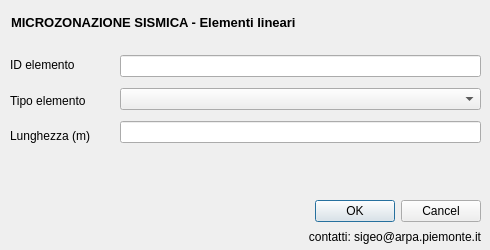
The window that MS1/form/elineari.ui (ivn888/mzs) describes before a commit, drawn with Qt 5.
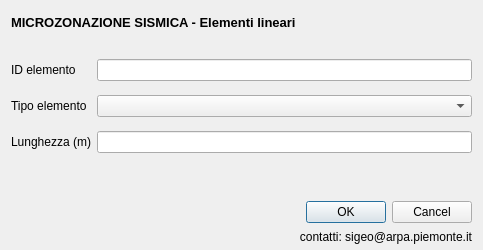
The same window after the commit. Icons and pictures are not drawn.

What changed in the file:
```diff
--- a/MS1/form/elineari.ui
+++ b/MS1/form/elineari.ui
@@ -6,10 +6,16 @@
    <rect>
     <x>0</x>
     <y>0</y>
-    <width>490</width>
+    <width>483</width>
     <height>250</height>
    </rect>
   </property>
+  <property name="minimumSize">
+   <size>
+    <width>483</width>
+    <height>250</height>
+   </size>
+  </property>
   <property name="windowTitle">
    <string>Dialog</string>
   </property>
@@ -52,87 +58,17 @@
     </item>
    </layout>
   </widget>
-  <widget class="QWidget" name="">
+  <widget class="QWidget" name="layoutWidget">
    <property name="geometry">
     <rect>
-     <x>120</x>
-     <y>50</y>
-     <width>361</width>
-     <height>101</height>
+     <x>11</x>
+     <y>201</y>
+     <width>461</width>
+     <height>44</height>
     </rect>
    </property>
-   <layout class="QVBoxLayout" name="verticalLayout">
-    <item>
-     <widget class="QLineEdit" name="id_el">
-      <property name="toolTip">
-       <string extracomment="pippo"/>
-      </property>
-      <property name="whatsThis">
-       <string/>
-      </property>
-     </widget>
-    </item>
-    <item>
-     <widget class="QComboBox" name="tipo_el"/>
-    </item>
-    <item>
-     <widget class="QLineEdit" name="shape_leng"/>
-    </item>
-   </layout>
-  </widget>
-  <widget class="QWidget" name="">
-   <property name="geometry">
-    <rect>
-     <x>10</x>
-     <y>50</y>
-     <width>101</width>
-     <height>101</height>
-    </rect>
-   </property>
-   <layout class="QVBoxLayout" name="verticalLayout_2">
-    <item>
-     <widget class="QLabel" name="label_3">
-      <property name="toolTip">
-       <string/>
-      </property>
-      <property name="statusTip">
-       <string/>
-      </property>
-      <property name="whatsThis">
-       <string/>
-      </property>
-      <property name="text">
-       <string>ID elemento</string>
-      </property>
-     </widget>
-    </item>
-    <item>
-     <widget class="QLabel" name="label">
-      <property name="text">
-       <string>Tipo elemento</string>
-      </property>
-     </widget>
-    </item>
-    <item>
-     <widget class="QLabel" name="label_2">
-      <property name="text">
-       <string>Lunghezza (m)</string>
-      </property>
-     </widget>
-    </item>
-   </layout>
-  </widget>
-  <widget class="QWidget" name="">
-   <property name="geometry">
-    <rect>
-     <x>10</x>
-     <y>200</y>
-     <width>221</width>
-     <height>41</height>
-    </rect>
-   </property>
-   <layout class="QHBoxLayout" name="horizontalLayout_2">
-    <item>
+   <layout class="QGridLayout" name="gridLayout">
+    <item row="0" column="0" rowspan="2">
      <widget class="QLabel" name="label_10">
       <property name="font">
        <font>
@@ -148,7 +84,7 @@
       </property>
      </widget>
     </item>
-    <item>
+    <item row="0" column="1" rowspan="2">
      <widget class="QLabel" name="label_16">
       <property name="text">
        <string/>
@@ -158,19 +94,7 @@
       </property>
      </widget>
     </item>
-   </layout>
-  </widget>
-  <widget class="QWidget" name="">
-   <property name="geometry">
-    <rect>
-     <x>240</x>
-     <y>200</y>
-     <width>241</width>
-     <height>46</height>
-    </rect>
-   </property>
-   <layout class="QVBoxLayout" name="verticalLayout_3">
-    <item>
+    <item row="0" column="2">
      <widget class="QDialogButtonBox" name="buttonBox">
       <property name="orientation">
        <enum>Qt::Horizontal</enum>
@@ -180,7 +104,7 @@
       </property>
      </widget>
     </item>
-    <item>
+    <item row="1" column="2">
      <widget class="QLabel" name="label_17">
       <property name="text">
        <string>contatti: sigeo@arpa.piemonte.it</string>
@@ -192,8 +116,64 @@
     </item>
    </layout>
   </widget>
-  <zorder>id_el</zorder>
-  <zorder>label_3</zorder>
+  <widget class="QWidget" name="layoutWidget">
+   <property name="geometry">
+    <rect>
+     <x>11</x>
+     <y>51</y>
+     <width>461</width>
+     <height>111</height>
+    </rect>
+   </property>
+   <layout class="QGridLayout" name="gridLayout_2">
+    <item row="0" column="0">
+     <widget class="QLabel" name="label_3">
+      <property name="toolTip">
+       <string/>
+      </property>
+      <property name="statusTip">
+       <string/>
+      </property>
+      <property name="whatsThis">
+       <string/>
+      </property>
+      <property name="text">
+       <string>ID elemento</string>
+      </property>
+     </widget>
+    </item>
+    <item row="0" column="1">
+     <widget class="QLineEdit" name="id_el">
+      <property name="toolTip">
+       <string extracomment="pippo"/>
+      </property>
+      <property name="whatsThis">
+       <string/>
+      </property>
+     </widget>
+    </item>
+    <item row="1" column="0">
+     <widget class="QLabel" name="label">
+      <property name="text">
+       <string>Tipo elemento</string>
+      </property>
+     </widget>
+    </item>
+    <item row="1" column="1">
+     <widget class="QComboBox" name="tipo_el"/>
+    </item>
+    <item row="2" column="0">
+     <widget class="QLabel" name="label_2">
+      <property name="text">
+       <string>Lunghezza (m)</string>
+      </property>
+     </widget>
+    </item>
+    <item row="2" column="1">
+     <widget class="QLineEdit" name="shape_leng"/>
+    </item>
+   </layout>
+  </widget>
   <zorder>layoutWidget</zorder>
   <zorder>buttonBox</zorder>
   <zorder>label_10</zorder>
```
Left out of the diff: 10 changed lines with no effect on the pictures.
